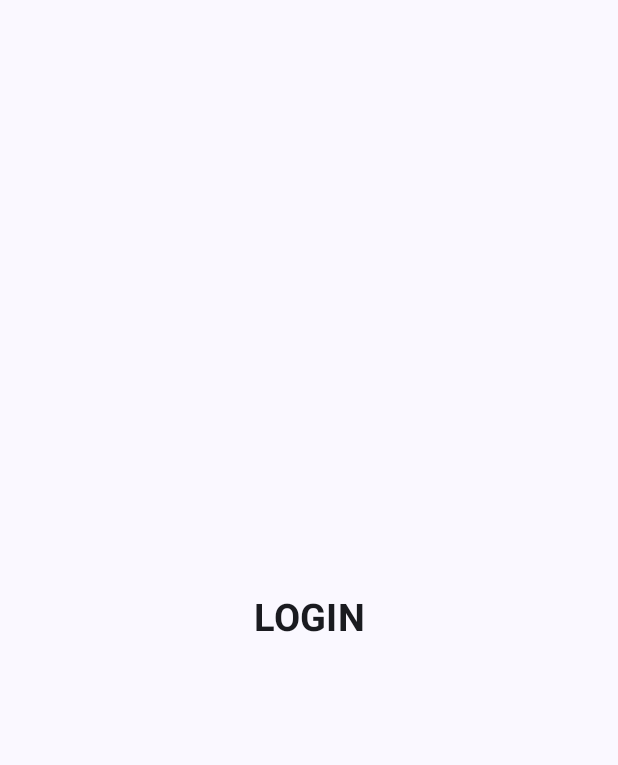
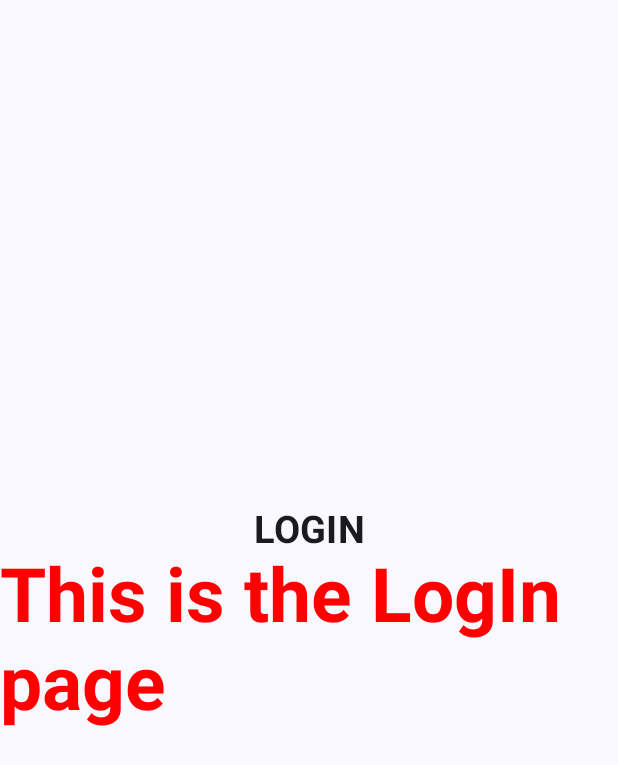
Before and after one commit to MuhammadKhalifRasyidi/QuestBasicComposable_062, an Android app built with Jetpack Compose: the screen it shows after launch (MainActivity), on a phone screen of 412 x 824 dp. Before the commit the part shown is almost empty. Shown: the top 765 px of the screen. Run offline under Robolectric (Android 15) with nearby library versions, the phone set to English and light mode, and no system bars.

Commit message:
Membuat Text 2 "This is LogIn page".

```diff
--- a/app/src/main/java/com/example/questbasiccomposable/MainActivity.kt
+++ b/app/src/main/java/com/example/questbasiccomposable/MainActivity.kt
@@ -51,6 +51,13 @@ fun BasicCompose(modifier: Modifier = Modifier) {
             fontWeight = FontWeight.Bold,
             fontSize = 25.sp
         )
+        Text(text = "This is the LogIn page",
+            style = TextStyle(
+                fontSize = 50.sp,
+                fontWeight = FontWeight.Bold,
+                color = Color.Red,
+            ),
+        )
     }
 }
 
```
